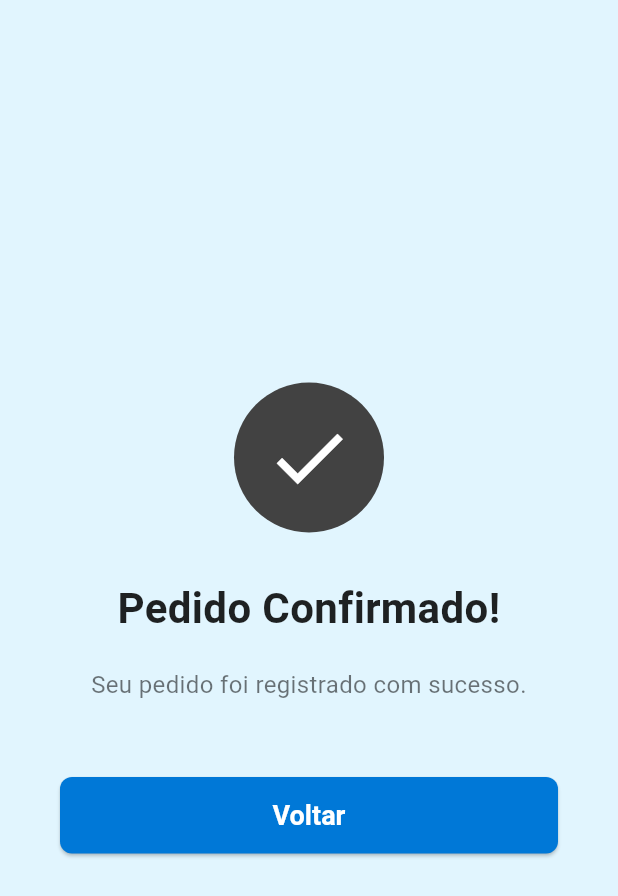
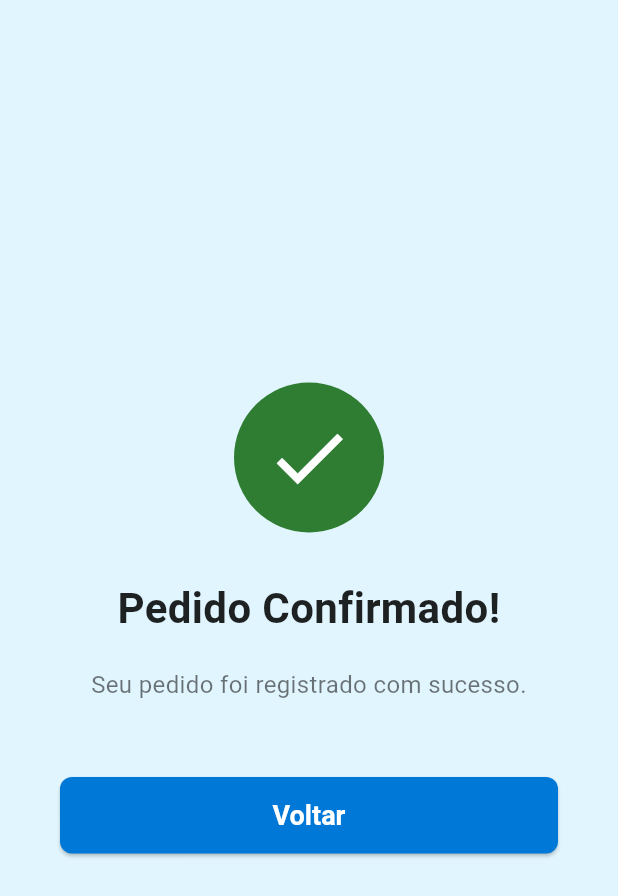
Before and after one commit to ChebasOficial/chatbot, a Flutter app: the ConfirmationScreen screen opened by its route, on a phone screen of 412 x 824 dp. Shown: the top 896 px of the screen. Run offline on Flutter 3.47's test engine with Material 3 defaults, Android fonts, the phone set to English and light mode, and no system bars; our stand-ins replace cloud_firestore, firebase_auth, firebase_core, flutter_svg, mask_text_input_formatter, shared_preferences; accounts and stored records are empty.

Commit message:
Update confirmation_screen.dart
mudar cor da confirmação

```diff
--- a/lib/screens/confirmation_screen.dart
+++ b/lib/screens/confirmation_screen.dart
@@ -36,7 +36,7 @@ class ConfirmationScreen extends StatelessWidget {
                 width: 100,
                 height: 100,
                 decoration: BoxDecoration(
-                  color: Colors.grey[800],
+                  color: Colors.green[800],
                   shape: BoxShape.circle,
                 ),
                 child: const Icon(
```
